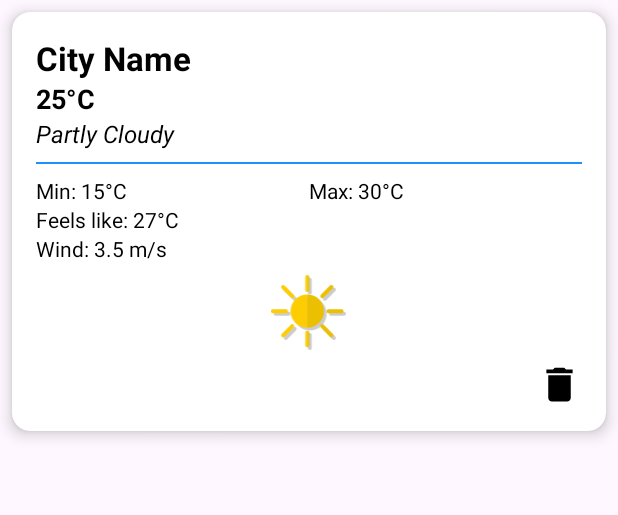
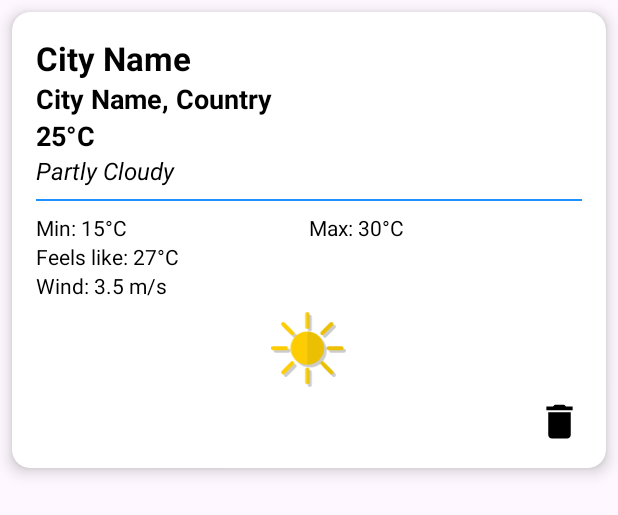
Before and after one commit to artur300/NewRepo, an Android app: the layout item_favorite_weather.xml on its own in the app's theme, with its tools: preview values and no code run, on a phone screen of 412 x 824 dp. Shown: the top 515 px of the screen. Run offline under Robolectric (Android 15) with nearby library versions, the phone set to English and light mode, and no system bars.

Commit message:
fixed berlin gives berlin and not something else-5

```diff
--- a/app/src/main/java/com/example/weatherapp/adapters/FavoriteWeatherAdapter.kt
+++ b/app/src/main/java/com/example/weatherapp/adapters/FavoriteWeatherAdapter.kt
@@ -6,6 +6,7 @@ import androidx.recyclerview.widget.RecyclerView
 import com.example.weatherapp.databinding.ItemFavoriteWeatherBinding
 import com.example.weatherapp.models.FavoriteWeather
 import com.example.weatherapp.ui.CitySearchViewModel
+import java.util.Locale
 
 class FavoriteWeatherAdapter(
     private val viewModel: CitySearchViewModel,
@@ -17,7 +18,8 @@ class FavoriteWeatherAdapter(
     inner class FavoriteViewHolder(private val binding: ItemFavoriteWeatherBinding) :
         RecyclerView.ViewHolder(binding.root) {
         fun bind(favorite: FavoriteWeather) {
-            binding.tvCityName.text = favorite.cityName
+            val countryName = Locale("", favorite.country).displayCountry
+            binding.tvCityAndCountry.text = "${favorite.cityName}, $countryName" // עכשיו מציג גם מדינה
             binding.tvTemperature.text = "${favorite.temperature}°C"
             binding.tvDescription.text = favorite.description
 
@@ -31,6 +33,8 @@ class FavoriteWeatherAdapter(
             }
         }
     }
+
+
 
     override fun onCreateViewHolder(parent: ViewGroup, viewType: Int): FavoriteViewHolder {
         val binding = ItemFavoriteWeatherBinding.inflate(LayoutInflater.from(parent.context), parent, false)
--- a/app/src/main/java/com/example/weatherapp/db/WeatherDatabase.kt
+++ b/app/src/main/java/com/example/weatherapp/db/WeatherDatabase.kt
@@ -10,7 +10,7 @@ import com.example.weatherapp.models.WeatherResponse
 
 @Database(
     entities = [WeatherResponse::class, FavoriteWeather::class],
-    version = 2,
+    version = 4,
     exportSchema = false
 )
 @TypeConverters(Converters::class)
--- a/app/src/main/java/com/example/weatherapp/ui/fragments/FavoritesFragment.kt
+++ b/app/src/main/java/com/example/weatherapp/ui/fragments/FavoritesFragment.kt
@@ -57,7 +57,8 @@ class FavoritesFragment : Fragment() {
 
     private fun observeFavorites() {
         viewModel.favoriteWeatherList.observe(viewLifecycleOwner) { favorites ->
-            favoriteAdapter.submitList(favorites.distinctBy { it.cityName }) // מסנן כפילויות
+            favoriteAdapter.submitList(favorites.distinctBy { "${it.cityName}, ${it.country}" })
+            // מסנן כפילויות
         }
     }
 
--- a/app/src/main/res/layout/item_favorite_weather.xml
+++ b/app/src/main/res/layout/item_favorite_weather.xml
@@ -23,6 +23,17 @@
             android:textSize="22sp"
             android:textStyle="bold"
             android:textColor="@color/black"/>
+
+        <!-- שם העיר + המדינה -->
+        <TextView
+            android:id="@+id/tvCityAndCountry"
+            android:layout_width="wrap_content"
+            android:layout_height="wrap_content"
+            android:text="City Name, Country"
+            android:textSize="18sp"
+            android:textColor="@color/black"
+            android:textStyle="bold"/>
+
 
         <!-- טמפרטורה -->
         <TextView
```
Also changed, not shown: app/src/main/java/com/example/weatherapp/models/FavoriteWeather.kt (+5 -8 lines), app/src/main/java/com/example/weatherapp/ui/CitySearchViewModel.kt (+7 -1 lines).
